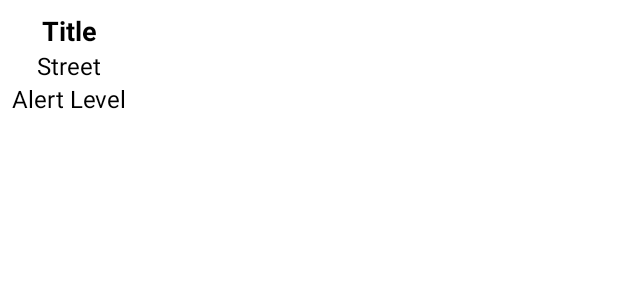
After one commit to shanzhichuanxing/COMP90018, an Android app: the layout marker_info_contents.xml on its own in the app's theme, with its tools: preview values and no code run, on a phone screen of 412 x 824 dp. The commit adds this screen. Shown: the top 300 px of the screen. Run offline under Robolectric (Android 15) with nearby library versions, the phone set to English and light mode, and no system bars.

Commit message:
update onLevelButtonsClick with markers

```diff
--- a/app/src/debug/res/values/google_maps_api.xml
+++ b/app/src/debug/res/values/google_maps_api.xml
@@ -20,5 +20,5 @@
     Once you have your key (it starts with "AIza"), replace the "google_maps_key"
     string in this file.
     -->
-    <string name="google_maps_key" templateMergeStrategy="preserve" translatable="false">AIzaSyC-0I5WSy-dLLX-4p3KNxXqtfMaeBfc4gM</string>
+    <string name="google_maps_key" templateMergeStrategy="preserve" translatable="false">AIzaSyCT6U1IvjoFPCjhqi0fWTf5A7ZjFlrGe60</string>
 </resources>
--- a/app/src/main/AndroidManifest.xml
+++ b/app/src/main/AndroidManifest.xml
@@ -8,6 +8,8 @@
          location permissions for the "MyLocation" functionality.
     -->
     <uses-permission android:name="android.permission.ACCESS_FINE_LOCATION" />
+    <uses-permission android:name="android.permission.ACCESS_COARSE_LOCATION" />
+    <uses-permission android:name="android.permission.INTERNET"/>
 
     <application
         android:allowBackup="true"
--- /dev/null
+++ b/app/src/main/res/layout/marker_info_contents.xml
@@ -0,0 +1,36 @@
+<?xml version="1.0" encoding="utf-8"?>
+<LinearLayout
+    xmlns:android="http://schemas.android.com/apk/res/android"
+    xmlns:tools="http://schemas.android.com/tools"
+    android:orientation="vertical"
+    android:layout_width="wrap_content"
+    android:layout_height="wrap_content"
+    android:gravity="center_horizontal"
+    android:padding="8dp">
+
+    <TextView
+        android:id="@+id/title"
+        android:layout_width="wrap_content"
+        android:layout_height="wrap_content"
+        android:textColor="@android:color/black"
+        android:textSize="18sp"
+        android:textStyle="bold"
+        tools:text="Title"/>
+
+    <TextView
+        android:id="@+id/address"
+        android:layout_width="wrap_content"
+        android:layout_height="wrap_content"
+        android:textColor="@android:color/black"
+        android:textSize="16sp"
+        tools:text="Street"/>
+
+    <TextView
+        android:id="@+id/alert_level"
+        android:layout_width="wrap_content"
+        android:layout_height="wrap_content"
+        android:textColor="@android:color/black"
+        android:textSize="16sp"
+        tools:text="Alert Level"/>
+
+</LinearLayout>
--- a/app/src/main/res/values/colors.xml
+++ b/app/src/main/res/values/colors.xml
@@ -7,4 +7,7 @@
     <color name="teal_700">#FF018786</color>
     <color name="black">#FF000000</color>
     <color name="white">#FFFFFFFF</color>
+    <color name="red">#FF0000</color>
+    <color name="orange">#FF7700</color>
+    <color name="blue">#0040FF</color>
 </resources>
--- a/build.gradle
+++ b/build.gradle
@@ -5,7 +5,7 @@ buildscript {
         mavenCentral()
     }
     dependencies {
-        classpath "com.android.tools.build:gradle:7.0.0"
+        classpath "com.android.tools.build:gradle:7.0.3"
         classpath "org.jetbrains.kotlin:kotlin-gradle-plugin:1.5.20"
 
         // NOTE: Do not place your application dependencies here; they belong
```
Also changed, not shown: app/src/main/java/com/example/homepage/MapsActivity.kt (+181 -16 lines), app/src/main/java/com/example/homepage/model/Place.kt (added, +10 -0 lines), app/src/main/java/com/example/homepage/utils/BitmapHelper.kt (added, +39 -0 lines), app/src/main/java/com/example/homepage/utils/MarkerInfoWindowAdapter.kt (added, +41 -0 lines), app/src/main/java/com/example/homepage/utils/addressToLocation.java (added, +30 -0 lines).
